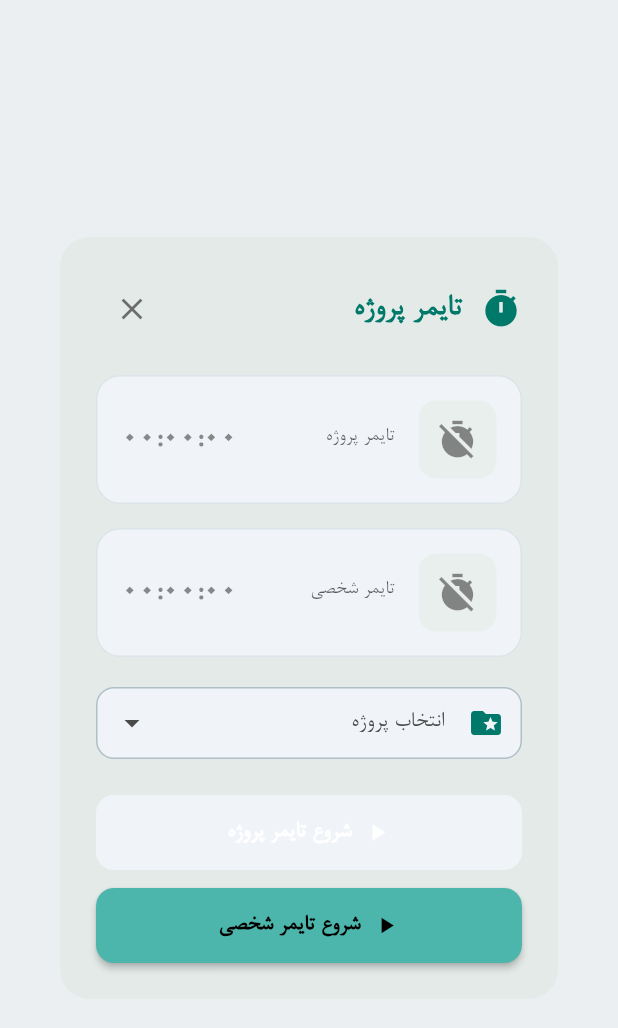
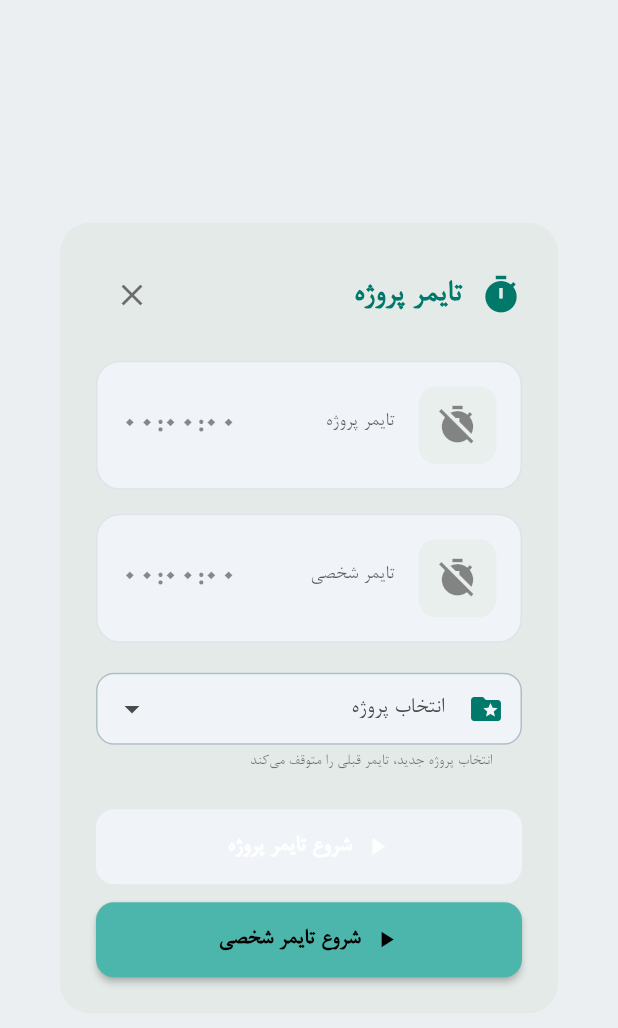
Before and after one commit to masood129/timesheet, a Flutter app: the TimerDialog widget shown alone on an empty page, opened directly, on a phone screen of 412 x 824 dp. Shown: the top 1028 px of the screen. Run offline on Flutter 3.47's test engine with Material 3 defaults, Android fonts, the phone set to English and light mode, and no system bars; our stand-ins replace flutter_dotenv, flutter_easyloading, flutter_native_splash, get, permission_handler, shamsi_date and 3 more; missing offline and left inert: dart:html, excel, file_saver, persian_datetime_picker; accounts and stored records are empty; network calls fail; statements that could not run were skipped.

Commit message:
fix: Separate running project from selected project in timer
- Add runningTimerProject variable to track active timer project
- Prevent timer project from changing when user selects different project
- Allow user to start new timer without stopping current one
- Improve timer buttons layout (separate start and stop buttons)

```diff
--- a/lib/home/component/widget/timer_dialog.dart
+++ b/lib/home/component/widget/timer_dialog.dart
@@ -52,7 +52,7 @@ class TimerDialog extends StatelessWidget {
               final isPersonalRunning = taskController.isPersonalTimerRunning.value;
               final projectDuration = taskController.timerDuration.value;
               final personalDuration = taskController.personalTimerDuration.value;
-              final projectName = taskController.selectedTimerProject.value?.projectName;
+              final projectName = taskController.runningTimerProject.value?.projectName;
 
               return Column(
                 children: [
@@ -84,7 +84,7 @@ class TimerDialog extends StatelessWidget {
 
             const SizedBox(height: 20),
 
-            // Project Selector
+            // Project Selector (Always enabled unless personal timer is running)
             Obx(() {
               final isPersonalRunning = taskController.isPersonalTimerRunning.value;
               return SearchableDropdown<Project>(
@@ -106,6 +106,13 @@ class TimerDialog extends StatelessWidget {
                   filled: true,
                   fillColor: colorScheme.surfaceContainerHighest,
                   enabled: !isPersonalRunning,
+                  helperText: isPersonalRunning
+                      ? null
+                      : 'انتخاب پروژه جدید، تایمر قبلی را متوقف می‌کند',
+                  helperStyle: TextStyle(
+                    fontSize: 11,
+                    color: colorScheme.onSurface.withValues(alpha: 0.6),
+                  ),
                 ),
                 searchHint: 'جستجوی پروژه...',
                 items: taskController.projects
@@ -135,29 +142,26 @@ class TimerDialog extends StatelessWidget {
 
               return Column(
                 children: [
-                  // Project Timer Button
-                  SizedBox(
-                    width: double.infinity,
+                  // Project Timer Buttons
+                  Row(
+                    children: [
+                      // Start/Switch Project Timer Button
+                      Expanded(
+                        flex: 2,
                         child: ElevatedButton.icon(
-                      onPressed: (!hasProject && !isProjectRunning) || isPersonalRunning
+                          onPressed: !hasProject || isPersonalRunning
                               ? null
                               : () async {
-                              if (isProjectRunning) {
-                                await taskController.stopTimer(today);
-                                await taskController.saveDailyDetail();
-                                Navigator.pop(context);
-                              } else {
                                   await taskController.startTimer();
                                   Navigator.pop(context);
-                              }
                                 },
                           icon: Icon(
-                        isProjectRunning ? Icons.stop : Icons.play_arrow,
+                            Icons.play_arrow,
                             color: colorScheme.onPrimary,
                           ),
                           label: Text(
                             isProjectRunning
-                            ? 'stop_project_timer'.tr
+                                ? 'شروع تایمر جدید'
                                 : 'start_project_timer'.tr,
                             style: TextStyle(
                               color: colorScheme.onPrimary,
@@ -176,32 +180,63 @@ class TimerDialog extends StatelessWidget {
                           ),
                         ),
                       ),
+                      if (isProjectRunning) ...[
+                        const SizedBox(width: 8),
+                        // Stop Current Timer Button
+                        Expanded(
+                          flex: 1,
+                          child: ElevatedButton.icon(
+                            onPressed: () async {
+                              await taskController.stopTimer(today);
+                              await taskController.saveDailyDetail();
+                              Navigator.pop(context);
+                            },
+                            icon: Icon(
+                              Icons.stop,
+                              color: colorScheme.onError,
+                            ),
+                            label: Text(
+                              'توقف',
+                              style: TextStyle(
+                                color: colorScheme.onError,
+                                fontSize: 16,
+                                fontWeight: FontWeight.bold,
+                              ),
+                            ),
+                            style: ElevatedButton.styleFrom(
+                              backgroundColor: colorScheme.error,
+                              padding: const EdgeInsets.symmetric(vertical: 16),
+                              shape: RoundedRectangleBorder(
+                                borderRadius: BorderRadius.circular(12),
+                              ),
+                              elevation: 2,
+                            ),
+                          ),
+                        ),
+                      ],
+                    ],
+                  ),
                   const SizedBox(height: 12),
 
-                  // Personal Timer Button
-                  SizedBox(
-                    width: double.infinity,
+                  // Personal Timer Buttons
+                  Row(
+                    children: [
+                      // Start Personal Timer Button
+                      Expanded(
+                        flex: 2,
                         child: ElevatedButton.icon(
                           onPressed: isProjectRunning
                               ? null
                               : () async {
-                              if (isPersonalRunning) {
-                                await taskController.stopPersonalTimer(today);
-                                await taskController.saveDailyDetail();
-                                Navigator.pop(context);
-                              } else {
                                   taskController.startPersonalTimer();
                                   Navigator.pop(context);
-                              }
                                 },
                           icon: Icon(
-                        isPersonalRunning ? Icons.stop : Icons.play_arrow,
+                            Icons.play_arrow,
                             color: colorScheme.onSecondary,
                           ),
                           label: Text(
-                        isPersonalRunning
-                            ? 'stop_personal_timer'.tr
-                            : 'start_personal_timer'.tr,
+                            'start_personal_timer'.tr,
                             style: TextStyle(
                               color: colorScheme.onSecondary,
                               fontSize: 16,
@@ -218,6 +253,42 @@ class TimerDialog extends StatelessWidget {
                             elevation: 2,
                           ),
                         ),
+                      ),
+                      if (isPersonalRunning) ...[
+                        const SizedBox(width: 8),
+                        // Stop Personal Timer Button
+                        Expanded(
+                          flex: 1,
+                          child: ElevatedButton.icon(
+                            onPressed: () async {
+                              await taskController.stopPersonalTimer(today);
+                              await taskController.saveDailyDetail();
+                              Navigator.pop(context);
+                            },
+                            icon: Icon(
+                              Icons.stop,
+                              color: colorScheme.onError,
+                            ),
+                            label: Text(
+                              'توقف',
+                              style: TextStyle(
+                                color: colorScheme.onError,
+                                fontSize: 16,
+                                fontWeight: FontWeight.bold,
+                              ),
+                            ),
+                            style: ElevatedButton.styleFrom(
+                              backgroundColor: colorScheme.error,
+                              padding: const EdgeInsets.symmetric(vertical: 16),
+                              shape: RoundedRectangleBorder(
+                                borderRadius: BorderRadius.circular(12),
+                              ),
+                              elevation: 2,
+                            ),
+                          ),
+                        ),
+                      ],
+                    ],
                   ),
                 ],
               );
--- a/lib/home/controller/task_controller.dart
+++ b/lib/home/controller/task_controller.dart
@@ -93,6 +93,7 @@ class TaskController extends GetxController {
   // Timer-related variables
   final RxBool isTimerRunning = false.obs;
   final Rx<Project?> selectedTimerProject = Rx<Project?>(null);
+  final Rx<Project?> runningTimerProject = Rx<Project?>(null); // Project currently running
   final RxString timerDuration = '00:00:00'.obs;
   DateTime? timerStartTime;
 
@@ -142,8 +143,8 @@ class TaskController extends GetxController {
     if (isTimerRunning.value) {
       await stopTimer(Jalali.now());
     }
-    // Restore the new project after stopping
-    selectedTimerProject.value = newProject;
+    // Start new timer with the selected project
+    runningTimerProject.value = newProject;
     isTimerRunning.value = true;
     timerStartTime = DateTime.now();
     _updateTimerDuration();
@@ -157,7 +158,7 @@ class TaskController extends GetxController {
   }
 
   Future<void> stopTimer(Jalali date) async {
-    if (!isTimerRunning.value || selectedTimerProject.value == null) return;
+    if (!isTimerRunning.value || runningTimerProject.value == null) return;
     isTimerRunning.value = false;
     final duration = DateTime.now().difference(timerStartTime!).inMinutes;
     if (duration > 0) {
@@ -166,14 +167,14 @@ class TaskController extends GetxController {
       // Always add as new task - never merge with existing ones
       addTaskRow();
       final index = selectedProjects.length - 1;
-      selectedProjects[index].value = selectedTimerProject.value;
+      selectedProjects[index].value = runningTimerProject.value;
       durationControllers[index].text = _minutesToHHMM(duration);
       descriptionControllers[index].text = 'اضافه‌شده توسط تایمر';
       calculateStats();
     }
     timerStartTime = null;
     timerDuration.value = '00:00:00';
-    selectedTimerProject.value = null;
+    runningTimerProject.value = null;
   }
 
   Future<void> stopPersonalTimer(Jalali date) async {
```
Lines whose indentation alone changed are shown as unchanged.
